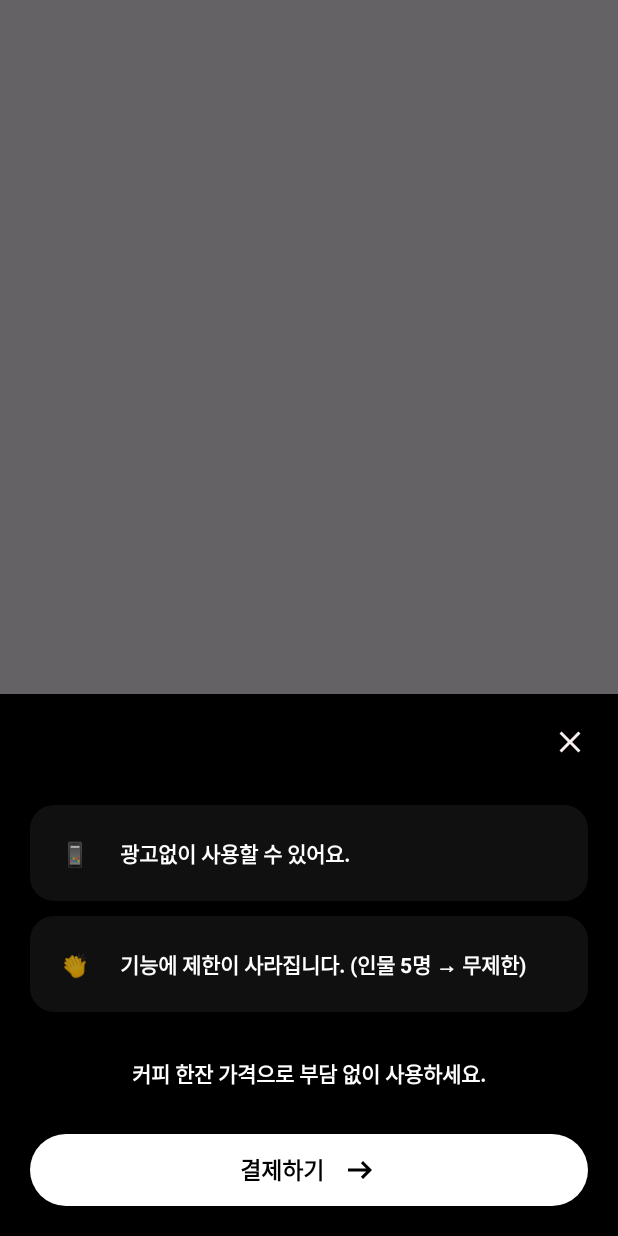
After one commit to fleet-junghyun/WordMoney, an Android app: the fragment PremiumDialog shown on its own in the app's theme, on a phone screen of 412 x 824 dp. The commit adds this screen. Run offline under Robolectric (Android 15) with nearby library versions, the phone set to English and light mode, and no system bars.

Commit message:
02.12 update

```diff
--- /dev/null
+++ b/app/src/main/java/com/be/hero/wordmoney/dialog/CompatBottomSheetDialog.kt
@@ -0,0 +1,52 @@
+package com.be.hero.wordmoney.dialog
+
+import android.app.Dialog
+import android.content.Context
+import android.content.DialogInterface
+import android.os.Bundle
+import android.view.inputmethod.InputMethodManager
+import android.widget.FrameLayout
+import com.be.hero.wordmoney.R
+import com.google.android.material.bottomsheet.BottomSheetBehavior
+import com.google.android.material.bottomsheet.BottomSheetDialog
+import com.google.android.material.bottomsheet.BottomSheetDialogFragment
+
+open class CompatBottomSheetDialog : BottomSheetDialogFragment() {
+    private val bottomSheet
+        get() = dialog?.findViewById(com.google.android.material.R.id.design_bottom_sheet) as? FrameLayout
+
+
+    private val keyboard: InputMethodManager by lazy {
+        activity?.getSystemService(Context.INPUT_METHOD_SERVICE) as InputMethodManager
+    }
+
+
+    override fun onCreateDialog(savedInstanceState: Bundle?): Dialog {
+        return super.onCreateDialog(savedInstanceState).apply {
+            if(this is BottomSheetDialog){
+                behavior.state = BottomSheetBehavior.STATE_EXPANDED
+            }
+        }
+    }
+
+    override fun getTheme() = R.style.BottomSheetDialog
+
+    protected fun showDialog() {
+        bottomSheet?.animate()?.alpha(1f)?.duration = 500
+    }
+
+    protected fun hideDialog() {
+        bottomSheet?.alpha = 0f
+    }
+
+    override fun onDismiss(dialog: DialogInterface) {
+        super.onDismiss(dialog)
+        onDismissListener()
+    }
+
+    private var onDismissListener: () -> Unit = {}
+    fun setOnDismissListener(listener: () -> Unit) {
+        onDismissListener = listener
+    }
+
+}
--- /dev/null
+++ b/app/src/main/java/com/be/hero/wordmoney/dialog/PremiumDialog.kt
@@ -0,0 +1,24 @@
+package com.be.hero.wordmoney.dialog
+
+import android.graphics.Paint
+import android.os.Bundle
+import android.view.LayoutInflater
+import android.view.View
+import android.view.ViewGroup
+import com.be.hero.wordmoney.databinding.DialogPremiumBinding
+
+class PremiumDialog : CompatBottomSheetDialog() {
+
+    private var _binding: DialogPremiumBinding? = null
+    private val binding get() = _binding!!
+
+    override fun onCreateView(
+        inflater: LayoutInflater,
+        container: ViewGroup?,
+        savedInstanceState: Bundle?
+    ): View {
+        _binding = DialogPremiumBinding.inflate(inflater, container, false)
+
+        return binding.root
+    }
+}
--- /dev/null
+++ b/app/src/main/res/layout/dialog_premium.xml
@@ -0,0 +1,186 @@
+<?xml version="1.0" encoding="utf-8"?>
+<androidx.constraintlayout.widget.ConstraintLayout xmlns:android="http://schemas.android.com/apk/res/android"
+    android:layout_width="match_parent"
+    android:layout_height="wrap_content"
+    android:background="@color/black"
+    xmlns:app="http://schemas.android.com/apk/res-auto">
+
+    <androidx.constraintlayout.widget.ConstraintLayout
+        android:id="@+id/top_bar"
+        android:layout_width="match_parent"
+        android:layout_height="64dp"
+        android:background="@color/black"
+        app:layout_constraintTop_toTopOf="parent"
+        >
+
+        <ImageView
+            android:id="@+id/exit"
+            android:layout_width="wrap_content"
+            android:layout_height="wrap_content"
+            android:src="@drawable/ic_close"
+            android:padding="20dp"
+            app:layout_constraintEnd_toEndOf="parent"
+            app:layout_constraintTop_toTopOf="parent"
+            app:layout_constraintBottom_toBottomOf="parent"
+            />
+    </androidx.constraintlayout.widget.ConstraintLayout>
+
+    <androidx.constraintlayout.widget.ConstraintLayout
+        android:id="@+id/no_ad"
+        android:layout_width="0dp"
+        android:layout_height="64dp"
+        app:layout_constraintTop_toBottomOf="@id/top_bar"
+        app:layout_constraintStart_toStartOf="parent"
+        app:layout_constraintEnd_toEndOf="parent"
+        android:background="@color/black"
+        android:layout_marginTop="10dp"
+        >
+        <View
+            android:id="@+id/v_no_ad"
+            android:layout_width="0dp"
+            android:layout_height="match_parent"
+            android:layout_marginStart="20dp"
+            android:layout_marginEnd="20dp"
+            android:background="@drawable/bg_gray_900_radius_16dp"
+            app:layout_constraintStart_toStartOf="parent"
+            app:layout_constraintEnd_toEndOf="parent"
+            />
+
+        <TextView
+            android:id="@+id/tv_no_ad_ic"
+            android:layout_width="wrap_content"
+            android:layout_height="wrap_content"
+            android:text="📱"
+            android:textSize="16sp"
+            android:textStyle="bold"
+            app:layout_constraintStart_toStartOf="@id/v_no_ad"
+            app:layout_constraintTop_toTopOf="parent"
+            app:layout_constraintBottom_toBottomOf="parent"
+            android:layout_marginStart="20dp"
+            />
+
+        <TextView
+            android:layout_width="wrap_content"
+            android:layout_height="wrap_content"
+            android:text="광고없이 사용할 수 있어요."
+           app:layout_constraintStart_toEndOf="@id/tv_no_ad_ic"
+            app:layout_constraintTop_toTopOf="parent"
+            app:layout_constraintBottom_toBottomOf="parent"
+            android:textSize="14sp"
+            android:textStyle="bold"
+            android:textColor="@color/white"
+            android:layout_marginStart="20dp"
+            />
+    </androidx.constraintlayout.widget.ConstraintLayout>
+
+    <androidx.constraintlayout.widget.ConstraintLayout
+        android:id="@+id/no_limit"
+        android:layout_width="0dp"
+        android:layout_height="64dp"
+        app:layout_constraintTop_toBottomOf="@id/no_ad"
+        app:layout_constraintStart_toStartOf="parent"
+        app:layout_constraintEnd_toEndOf="parent"
+        android:background="@color/black"
+        android:layout_marginTop="10dp"
+        >
+        <View
+            android:id="@+id/v_no_limit"
+            android:layout_width="0dp"
+            android:layout_height="match_parent"
+            android:layout_marginStart="20dp"
+            android:layout_marginEnd="20dp"
+            android:background="@drawable/bg_gray_900_radius_16dp"
+            app:layout_constraintStart_toStartOf="parent"
+            app:layout_constraintEnd_toEndOf="parent"
+            />
+
+        <TextView
+            android:id="@+id/tv_no_limit_ic"
+            android:layout_width="wrap_content"
+            android:layout_height="wrap_content"
+            android:text="👏"
+            android:textSize="16sp"
+            android:textStyle="bold"
+            app:layout_constraintStart_toStartOf="@id/v_no_limit"
+            app:layout_constraintTop_toTopOf="parent"
+            app:layout_constraintBottom_toBottomOf="parent"
+            android:layout_marginStart="20dp"
+            />
+
+        <TextView
+            android:layout_width="wrap_content"
+            android:layout_height="wrap_content"
+            android:text="기능에 제한이 사라집니다. (인물 5명 → 무제한)"
+            app:layout_constraintStart_toEndOf="@id/tv_no_limit_ic"
+            app:layout_constraintTop_toTopOf="parent"
+            app:layout_constraintBottom_toBottomOf="parent"
+            android:textSize="14sp"
+            android:textStyle="bold"
+            android:textColor="@color/white"
+            android:layout_marginStart="20dp"
+            />
+    </androidx.constraintlayout.widget.ConstraintLayout>
+
+
+    <TextView
+        android:id="@+id/tv_sub_title"
+        android:layout_width="wrap_content"
+        android:layout_height="wrap_content"
+        android:text="커피 한잔 가격으로 부담 없이 사용하세요."
+        android:textSize="14sp"
+        android:textColor="@color/white"
+        android:textStyle="bold"
+        app:layout_constraintTop_toBottomOf="@id/no_limit"
+        app:layout_constraintStart_toStartOf="parent"
+        app:layout_constraintEnd_toEndOf="parent"
+        android:layout_marginTop="30dp"
+        />
+
+    <androidx.constraintlayout.widget.ConstraintLayout
+        android:id="@+id/btn_purchase"
+        android:layout_width="0dp"
+        android:layout_height="48dp"
+        android:background="@drawable/bg_white_radius_100dp"
+        app:layout_constraintTop_toBottomOf="@id/tv_sub_title"
+        app:layout_constraintStart_toStartOf="parent"
+        app:layout_constraintEnd_toEndOf="parent"
+        android:layout_marginStart="20dp"
+        android:layout_marginEnd="20dp"
+        android:layout_marginTop="30dp"
+        android:layout_marginBottom="20dp"
+        app:layout_constraintBottom_toBottomOf="parent"
+        >
+
+        <androidx.constraintlayout.widget.ConstraintLayout
+            android:layout_width="wrap_content"
+            android:layout_height="wrap_content"
+            app:layout_constraintTop_toTopOf="parent"
+            app:layout_constraintStart_toStartOf="parent"
+            app:layout_constraintEnd_toEndOf="parent"
+            app:layout_constraintBottom_toBottomOf="parent"
+            >
+
+            <TextView
+                android:id="@+id/tv_purchase"
+                android:layout_width="wrap_content"
+                android:layout_height="wrap_content"
+                android:text="결제하기"
+                android:textColor="@color/black"
+                android:textStyle="bold"
+                android:textSize="15sp"
+                />
+
+            <ImageView
+                android:layout_width="wrap_content"
+                android:layout_height="wrap_content"
+                android:src="@drawable/ic_arrow"
+                app:layout_constraintStart_toEndOf="@id/tv_purchase"
+                android:layout_marginStart="12dp"
+
+                />
+
+        </androidx.constraintlayout.widget.ConstraintLayout>
+
+    </androidx.constraintlayout.widget.ConstraintLayout>
+
+</androidx.constraintlayout.widget.ConstraintLayout>
--- a/app/src/main/res/values/themes.xml
+++ b/app/src/main/res/values/themes.xml
@@ -9,4 +9,11 @@
 
     <style name="Theme.WordMoney" parent="Base.Theme.WordMoney" />
 
+    <style name="BottomSheetDialog" parent="Theme.Design.BottomSheetDialog">
+        <item name="android:windowIsFloating">false</item>
+        <item name="android:navigationBarColor">@color/white</item>
+        <item name="android:colorBackground">@android:color/transparent</item>
+        <item name="android:windowSoftInputMode">adjustResize</item>
+    </style>
+
 </resources>
```
